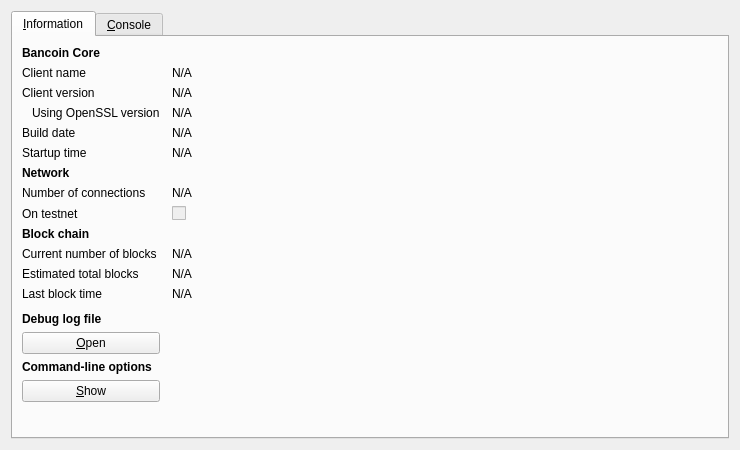
Above: src/qt/forms/rpcconsole.ui from jamcont/BancoinCore before the change. Below: the same form after it.
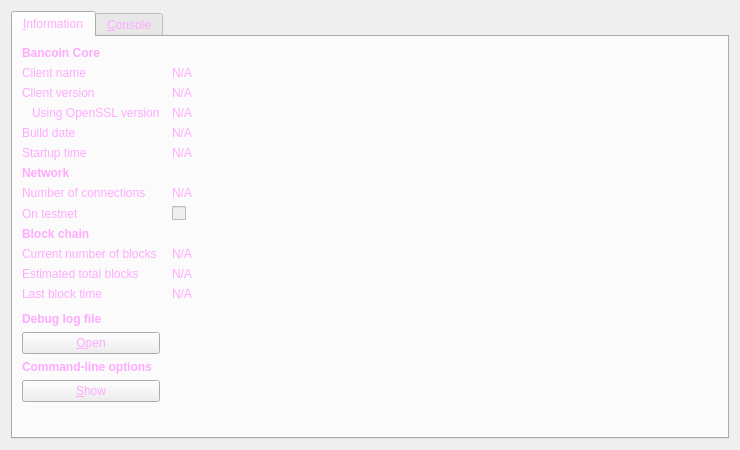
That is the form after the change. Icons and pictures are not drawn.

What changed in the file:
```diff
--- a/src/qt/forms/rpcconsole.ui
+++ b/src/qt/forms/rpcconsole.ui
@@ -13,6 +13,10 @@
   <property name="windowTitle">
    <string>Bancoin - Debug window</string>
   </property>
+  <property name="styleSheet">
+   <string notr="true">background-image: url(:/images/bkg2);
+color: rgb(255, 170, 255);</string>
+  </property>
   <layout class="QVBoxLayout" name="verticalLayout_2">
    <item>
     <widget class="QTabWidget" name="tabWidget">
```
